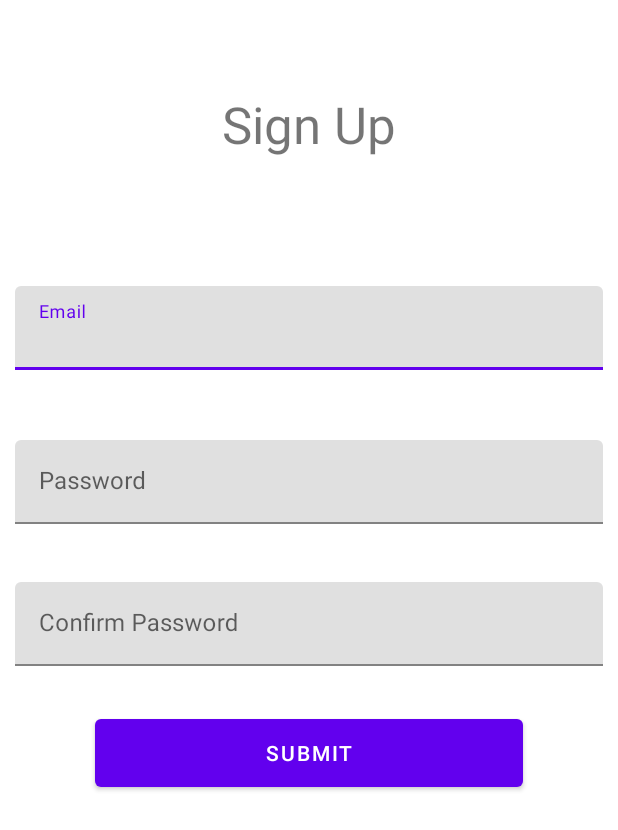
After one commit to EChilin5/Zotes_OCR, an Android app: the SetUpProfile screen opened directly, with no data from a screen before it, on a phone screen of 412 x 824 dp. The commit adds this screen. Shown: the top 830 px of the screen. Run offline under Robolectric (Android 15) with nearby library versions, the phone set to English and light mode, and no system bars; our stand-ins replace Firebase (no records; nobody signed in at launch, a user with empty details on screens opened directly).

Commit message:
New users are able to register

```diff
--- a/app/build.gradle
+++ b/app/build.gradle
@@ -43,6 +43,8 @@ dependencies {
     implementation 'androidx.constraintlayout:constraintlayout:2.1.3'
     implementation 'androidx.legacy:legacy-support-v4:1.0.0'
     implementation 'com.google.firebase:firebase-auth-ktx:21.0.3'
+    implementation 'androidx.navigation:navigation-fragment-ktx:2.4.2'
+    implementation 'androidx.navigation:navigation-ui-ktx:2.4.2'
     testImplementation 'junit:junit:4.+'
     androidTestImplementation 'androidx.test.ext:junit:1.1.3'
     androidTestImplementation 'androidx.test.espresso:espresso-core:3.4.0'
--- /dev/null
+++ b/app/src/main/java/com/eachilin/zotes/SetUpProfile.kt
@@ -0,0 +1,114 @@
+package com.eachilin.zotes
+
+import android.content.Intent
+import androidx.appcompat.app.AppCompatActivity
+import android.os.Bundle
+import android.util.Log
+import android.widget.Button
+import android.widget.EditText
+import android.widget.Toast
+import com.eachilin.zotes.databinding.ActivitySetUpProfileBinding
+import com.google.firebase.auth.FirebaseAuth
+
+private const val TAG = "SetUpProfile"
+class SetUpProfile : AppCompatActivity() {
+    private lateinit var binding:ActivitySetUpProfileBinding
+    private lateinit var etName : EditText
+    private lateinit var etEmail : EditText
+    private lateinit var etPassword : EditText
+    private lateinit var etConfirmPassword : EditText
+    private lateinit var btnSubmit: Button
+
+    override fun onCreate(savedInstanceState: Bundle?) {
+        super.onCreate(savedInstanceState)
+        binding = ActivitySetUpProfileBinding.inflate(layoutInflater)
+        setContentView(binding.root)
+
+        initView()
+    }
+
+    private fun initView() {
+        etEmail = binding.etEmail
+        etPassword = binding.etPassword
+        etConfirmPassword = binding.etConfirmPassword
+        btnSubmit = binding.btnSignUp
+
+
+        btnSubmit.setOnClickListener {
+
+            var email = etEmail.text.trim().toString()
+            var password = etPassword.text.trim().toString()
+            var confirm = etConfirmPassword.text.trim().toString()
+
+            if (email.isEmpty() || confirm.isEmpty() || password.isEmpty()) {
+                Toast.makeText(this, "Missing Infromation", Toast.LENGTH_LONG).show()
+                return@setOnClickListener
+            }
+            btnSubmit.isEnabled = false
+
+            if (password == confirm && email.contains(
+                    "@"
+                )
+            ) {
+                var isNewUser: Boolean = checkForValidEmail(email)
+
+                if (isNewUser) {
+                    createUserAccount(email,password)
+                } else {
+                    Toast.makeText(
+                        this,
+                        "Email already exist, Please use a different email",
+                        Toast.LENGTH_LONG
+                    ).show()
+                }
+
+            } else {
+                btnSubmit.isEnabled = true
+                Toast.makeText(this, "Invalid email or password do not match", Toast.LENGTH_LONG)
+                    .show()
+            }
+
+        }
+    }
+
+    private fun goToMain() {
+        val intent = Intent(this, MainActivity::class.java)
+        startActivity(intent)
+        finish()
+    }
+
+    private fun createUserAccount(email: String, password: String) {
+
+
+        val auth = FirebaseAuth.getInstance()
+        auth.createUserWithEmailAndPassword(email, password)
+            .addOnCompleteListener(this) { task ->
+                btnSubmit.isEnabled = true
+                if (task.isSuccessful) {
+                    Log.i(TAG, "created user Successfully")
+                    goToMain()
+
+                } else {
+                    Log.e(TAG, "failed to create user", task.exception)
+                    Toast.makeText(this, "Unable to create account", Toast.LENGTH_SHORT).show()
+                }
+            }
+
+
+    }
+
+    private fun  checkForValidEmail(email:String) :Boolean{
+        var isValidUser: Boolean = false
+        val auth = FirebaseAuth.getInstance()
+        auth.fetchSignInMethodsForEmail(email).addOnCompleteListener { task->
+            var isNewUser:Boolean = task.result.signInMethods?.isEmpty() == true;
+
+            if(isNewUser){
+                isValidUser = true
+            }
+        }
+
+        return isValidUser
+
+    }
+}
--- /dev/null
+++ b/app/src/main/res/layout/activity_set_up_profile.xml
@@ -0,0 +1,154 @@
+<?xml version="1.0" encoding="utf-8"?>
+<androidx.constraintlayout.widget.ConstraintLayout xmlns:android="http://schemas.android.com/apk/res/android"
+    xmlns:app="http://schemas.android.com/apk/res-auto"
+    xmlns:tools="http://schemas.android.com/tools"
+    android:layout_width="match_parent"
+    android:layout_height="match_parent"
+    tools:context=".SetUpProfile">
+
+    <androidx.constraintlayout.widget.Guideline
+        android:id="@+id/SignUpGLv1"
+        android:layout_width="wrap_content"
+        android:layout_height="wrap_content"
+        android:orientation="vertical"
+        app:layout_constraintGuide_begin="20dp"
+        app:layout_constraintGuide_percent="0.0" />
+
+    <androidx.constraintlayout.widget.Guideline
+        android:id="@+id/SignUpGLvEnd"
+        android:layout_width="wrap_content"
+        android:layout_height="wrap_content"
+        android:orientation="vertical"
+        app:layout_constraintGuide_begin="20dp"
+        app:layout_constraintGuide_percent="1.0" />
+
+    <androidx.constraintlayout.widget.Guideline
+        android:id="@+id/SignUpGL1"
+        android:layout_width="wrap_content"
+        android:layout_height="wrap_content"
+        android:orientation="horizontal"
+        app:layout_constraintGuide_begin="20dp"
+        app:layout_constraintGuide_percent="0.0" />
+
+    <androidx.constraintlayout.widget.Guideline
+        android:id="@+id/SignUpGL2"
+        android:layout_width="wrap_content"
+        android:layout_height="wrap_content"
+        android:orientation="horizontal"
+        app:layout_constraintGuide_begin="20dp"
+        app:layout_constraintGuide_percent="0.20" />
+
+    <androidx.constraintlayout.widget.Guideline
+        android:id="@+id/SignUpGL3"
+        android:layout_width="wrap_content"
+        android:layout_height="wrap_content"
+        android:orientation="horizontal"
+        app:layout_constraintGuide_begin="20dp"
+        app:layout_constraintGuide_percent="0.33" />
+
+    <androidx.constraintlayout.widget.Guideline
+        android:id="@+id/SignUpGL4"
+        android:layout_width="wrap_content"
+        android:layout_height="wrap_content"
+        android:orientation="horizontal"
+        app:layout_constraintGuide_begin="20dp"
+        app:layout_constraintGuide_percent="0.45" />
+
+
+    <androidx.constraintlayout.widget.Guideline
+        android:id="@+id/SignUpGL5"
+        android:layout_width="wrap_content"
+        android:layout_height="wrap_content"
+        android:orientation="horizontal"
+        app:layout_constraintGuide_begin="20dp"
+        app:layout_constraintGuide_percent="0.56" />
+
+    <androidx.constraintlayout.widget.Guideline
+        android:id="@+id/SignUpGLEnd"
+        android:layout_width="wrap_content"
+        android:layout_height="wrap_content"
+        android:orientation="horizontal"
+        app:layout_constraintGuide_begin="20dp"
+        app:layout_constraintGuide_percent="1.0" />
+
+    <TextView
+        android:id="@+id/tvProfile"
+        android:layout_width="0dp"
+        android:layout_height="wrap_content"
+        android:gravity="center"
+        android:text="Sign Up"
+        android:textSize="34sp"
+        app:layout_constraintBottom_toTopOf="@+id/SignUpGL2"
+        app:layout_constraintEnd_toStartOf="@+id/SignUpGLvEnd"
+        app:layout_constraintStart_toStartOf="parent"
+        app:layout_constraintTop_toTopOf="parent" />
+
+    <com.google.android.material.textfield.TextInputLayout
+        android:id="@+id/etEmailLayout"
+        android:layout_width="match_parent"
+        android:layout_height="wrap_content"
+        android:hint="@string/email"
+        app:layout_constraintBottom_toTopOf="@+id/SignUpGL3"
+        app:layout_constraintEnd_toEndOf="parent"
+        app:layout_constraintStart_toStartOf="parent"
+        app:layout_constraintTop_toTopOf="@+id/SignUpGL2">
+
+        <com.google.android.material.textfield.TextInputEditText
+            android:id="@+id/etEmail"
+            android:layout_width="match_parent"
+            android:layout_height="wrap_content"
+            android:layout_margin="10dp"
+            android:inputType="textWebEmailAddress"
+            android:singleLine="false" />
+
+    </com.google.android.material.textfield.TextInputLayout>
+
+    <com.google.android.material.textfield.TextInputLayout
+        android:id="@+id/etPasswordLayout"
+        android:layout_width="match_parent"
+        android:layout_height="wrap_content"
+        android:layout_margin="10dp"
+        android:hint="@string/password"
+        app:layout_constraintBottom_toTopOf="@+id/SignUpGL4"
+        app:layout_constraintEnd_toEndOf="parent"
+        app:layout_constraintStart_toStartOf="parent"
+        app:layout_constraintTop_toTopOf="@+id/SignUpGL3">
+
+        <com.google.android.material.textfield.TextInputEditText
+            android:id="@+id/etPassword"
+            android:layout_width="match_parent"
+            android:layout_height="wrap_content"
+            android:inputType="textPassword|numberPassword" />
+
+    </com.google.android.material.textfield.TextInputLayout>
+
+    <com.google.android.material.textfield.TextInputLayout
+        android:id="@+id/etConfirmPasswordLayout"
+        android:layout_width="match_parent"
+        android:layout_height="wrap_content"
+        android:layout_margin="10dp"
+        android:hint="Confirm Password"
+        app:layout_constraintBottom_toTopOf="@+id/SignUpGL5"
+        app:layout_constraintEnd_toEndOf="parent"
+        app:layout_constraintStart_toStartOf="parent"
+        app:layout_constraintTop_toTopOf="@+id/SignUpGL4">
+
+        <com.google.android.material.textfield.TextInputEditText
+            android:id="@+id/etConfirmPassword"
+            android:layout_width="match_parent"
+            android:layout_height="wrap_content"
+            android:inputType="textPassword|numberPassword" />
+
+    </com.google.android.material.textfield.TextInputLayout>
+
+    <Button
+        android:id="@+id/btnSignUp"
+        android:layout_width="285dp"
+        android:layout_height="57dp"
+        android:layout_marginTop="12dp"
+        android:text="Submit"
+        app:layout_constraintEnd_toStartOf="@+id/SignUpGLvEnd"
+        app:layout_constraintStart_toStartOf="parent"
+        app:layout_constraintTop_toBottomOf="@id/SignUpGL5" />
+
+</androidx.constraintlayout.widget.ConstraintLayout>
--- a/app/src/main/res/values/themes.xml
+++ b/app/src/main/res/values/themes.xml
@@ -12,9 +12,18 @@
         <!-- Status bar color. -->
         <item name="android:statusBarColor" tools:targetApi="l">?attr/colorPrimaryVariant</item>
         <!-- Customize your theme here. -->
-<!--        <item name="windowActionBar">false</item>-->
-<!--        <item name="windowNoTitle">true</item>-->
-<!--        <item name="android:windowFullscreen">true</item>-->
+        <!--        <item name="windowActionBar">false</item>-->
+        <!--        <item name="windowNoTitle">true</item>-->
+        <!--        <item name="android:windowFullscreen">true</item>-->
     </style>
 
+    <style name="Theme.Zotes.NoActionBar">
+        <item name="windowActionBar">false</item>
+        <item name="windowNoTitle">true</item>
+    </style>
+
+    <style name="Theme.Zotes.AppBarOverlay" parent="ThemeOverlay.AppCompat.Dark.ActionBar" />
+
+    <style name="Theme.Zotes.PopupOverlay" parent="ThemeOverlay.AppCompat.Light" />
+
 </resources>
```
Also changed, not shown: app/src/main/AndroidManifest.xml (+6 -4 lines), app/src/main/java/com/eachilin/zotes/LoginActivity.kt (+10 -0 lines), app/src/main/res/values/strings.xml (+9 -0 lines).
